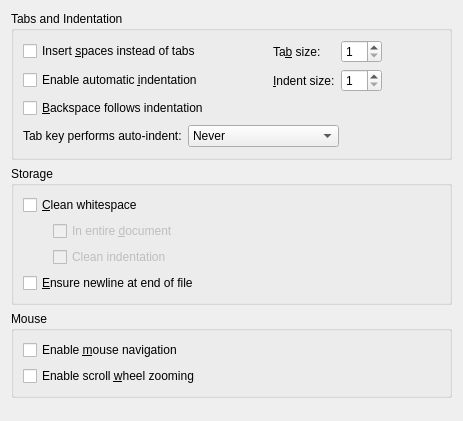
Qt form src/plugins/texteditor/behaviorsettingspage.ui (qt-creator/qt-creator) before a commit.
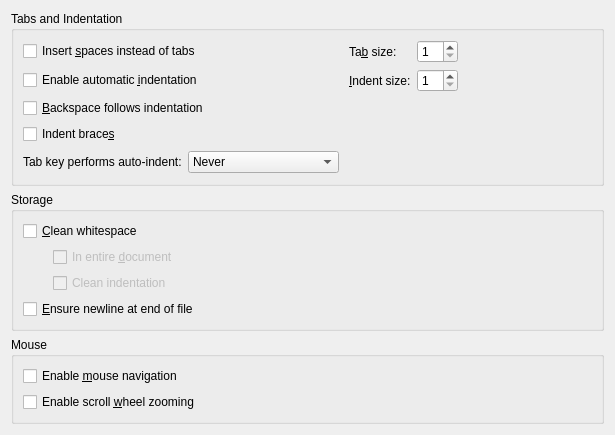
The same form after that commit.

Commit message:
Adding indented braces option.
Merge-request: 1949

The edit to the form file:
```diff
--- a/src/plugins/texteditor/behaviorsettingspage.ui
+++ b/src/plugins/texteditor/behaviorsettingspage.ui
@@ -6,7 +6,7 @@
    <rect>
     <x>0</x>
     <y>0</y>
-    <width>463</width>
+    <width>615</width>
     <height>421</height>
    </rect>
   </property>
@@ -107,7 +107,7 @@
           </property>
          </widget>
         </item>
-        <item row="0" column="1" rowspan="3">
+        <item row="0" column="1" rowspan="4">
          <spacer name="horizontalSpacer">
           <property name="orientation">
            <enum>Qt::Horizontal</enum>
@@ -120,7 +120,7 @@
           </property>
          </spacer>
         </item>
-        <item row="0" column="4" rowspan="3">
+        <item row="0" column="4" rowspan="4">
          <spacer name="horizontalSpacer_3">
           <property name="orientation">
            <enum>Qt::Horizontal</enum>
@@ -133,6 +133,16 @@
           </property>
          </spacer>
         </item>
+        <item row="3" column="0">
+         <widget class="QCheckBox" name="indentBraces">
+          <property name="toolTip">
+           <string>Braces will be flush with indented block, except first indent level.</string>
+          </property>
+          <property name="text">
+           <string>Indent brace&amp;s</string>
+          </property>
+         </widget>
+        </item>
        </layout>
       </item>
       <item>
```
The commit also changes 6 other files.
